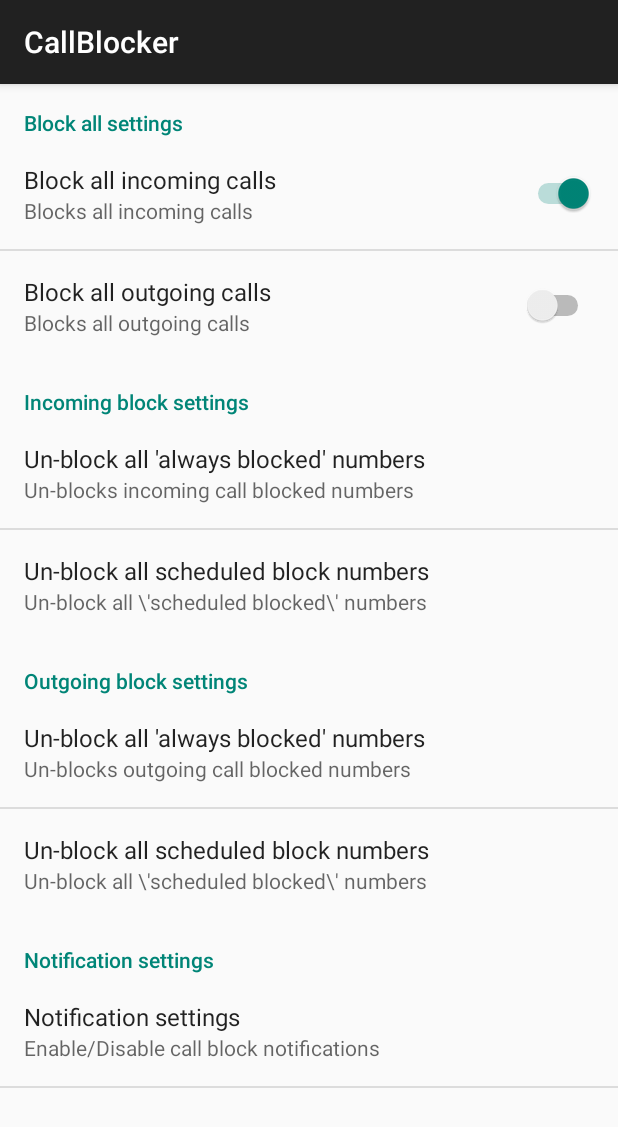
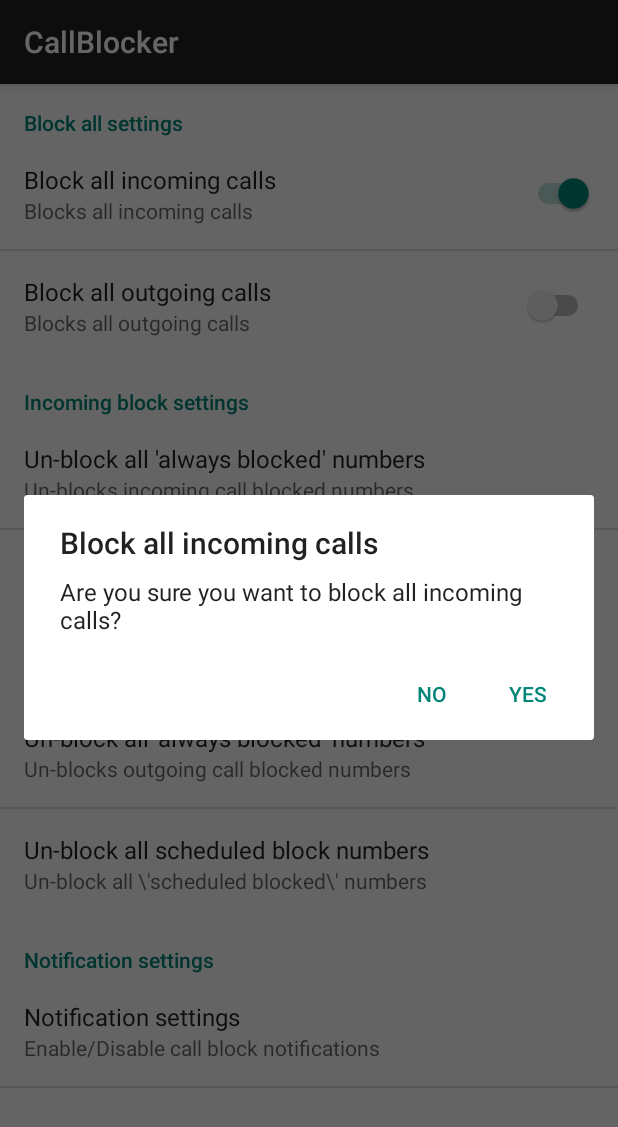
Before and after one commit to btesf/ScheduledCallBlocker, an Android app: the fragment SettingFragment placed in its activity, after a tap on "Block all incoming calls", on a phone screen of 412 x 824 dp. Shown: the top 1127 px of the screen. Run offline under Robolectric (Android 15) with nearby library versions, the phone set to English and light mode, and no system bars; libraries missing offline, so code that uses them is left out: com.google.i18n.phonenumbers.

Commit message:
finished with confirmation dialogs for setting/preference fragment/page

```diff
--- a/app/build.gradle
+++ b/app/build.gradle
@@ -6,7 +6,7 @@ android {
 
     defaultConfig {
         applicationId "com.example.bereket.callblocker"
-        minSdkVersion 11
+        minSdkVersion 14
         targetSdkVersion 21
         versionCode 1
         versionName "1.0"
@@ -17,9 +17,11 @@ android {
             proguardFiles getDefaultProguardFile('proguard-android.txt'), 'proguard-rules.pro'
         }
     }
+    sourceSets { main { res.srcDirs = ['src/main/res', 'src/main/res/xml'] } }
 }
 
 dependencies {
     compile fileTree(dir: 'libs', include: ['*.jar'])
-    compile 'com.android.support:appcompat-v7:21.+'
+    compile 'com.android.support:appcompat-v7:22.2.1'
+    compile 'com.android.support:support-v4:22.2.1'
 }
--- a/app/src/main/java/com/example/bereket/callblocker/SettingFragment.java
+++ b/app/src/main/java/com/example/bereket/callblocker/SettingFragment.java
@@ -8,6 +8,7 @@ import android.os.Bundle;
 import android.preference.CheckBoxPreference;
 import android.preference.Preference;
 import android.preference.PreferenceFragment;
+import android.preference.SwitchPreference;
 import android.util.Log;
 import android.view.LayoutInflater;
 import android.view.View;
@@ -29,6 +30,8 @@ public class SettingFragment extends PreferenceFragment {
         //get the incoming block disable/enable checkbox key
         Preference incomigCallCheckBoxPreference = findPreference("disable_incoming_block_notification_pref_key");
         Preference outgoigCallCheckBoxPreference = findPreference("disable_outgoing_block_notification_pref_key");
+        Preference blockAllIncomingCallSwitchPreference = findPreference("block_all_incoming_numbers_pref_key");
+        Preference blockAllOutgoingCallSwitchPreference = findPreference("block_all_outgoing_numbers_pref_key");
 
      /* preference.setOnPreferenceClickListener(new Preference.OnPreferenceClickListener() {
             @Override
@@ -38,6 +41,72 @@ public class SettingFragment extends PreferenceFragment {
                 return false;
             }
         });*/
+
+        blockAllIncomingCallSwitchPreference.setOnPreferenceChangeListener(new Preference.OnPreferenceChangeListener() {
+            @Override
+            public boolean onPreferenceChange(final Preference preference, Object o) {
+                //if enable is selected show an confirmation dialog and get confirmation from the user
+                if (((Boolean) o).equals(Boolean.TRUE)) {
+
+                    AlertDialog.Builder builder = new AlertDialog.Builder(getActivity());
+                    builder.setTitle(R.string.confirm_block_all_incoming_calls_title);
+                    builder.setMessage(R.string.confirm_block_all_incoming_calls);
+                    builder.setCancelable(true);
+                    builder.setPositiveButton(R.string.yes_text, new DialogInterface.OnClickListener() {
+                        @Override
+                        public void onClick(DialogInterface dialog, int which) {
+
+                            ((SwitchPreference) preference).setChecked(true);
+                        }
+                    });
+
+                    builder.setNegativeButton(R.string.no_text, new DialogInterface.OnClickListener() {
+                        @Override
+                        public void onClick(DialogInterface dialog, int which) {
+
+                            ((SwitchPreference) preference).setChecked(false);
+                        }
+                    });
+
+                    builder.show();
+                }
+
+                return true;
+            }
+        });
+
+        blockAllOutgoingCallSwitchPreference.setOnPreferenceChangeListener(new Preference.OnPreferenceChangeListener() {
+            @Override
+            public boolean onPreferenceChange(final Preference preference, Object o) {
+                //if enable is selected show an confirmation dialog and get confirmation from the user
+                if (((Boolean) o).equals(Boolean.TRUE)) {
+
+                    AlertDialog.Builder builder = new AlertDialog.Builder(getActivity());
+                    builder.setTitle(R.string.confirm_block_all_outgoing_calls_title);
+                    builder.setMessage(R.string.confirm_block_all_outgoing_calls);
+                    builder.setCancelable(true);
+                    builder.setPositiveButton(R.string.yes_text, new DialogInterface.OnClickListener() {
+                        @Override
+                        public void onClick(DialogInterface dialog, int which) {
+
+                            ((SwitchPreference) preference).setChecked(true);
+                        }
+                    });
+
+                    builder.setNegativeButton(R.string.no_text, new DialogInterface.OnClickListener() {
+                        @Override
+                        public void onClick(DialogInterface dialog, int which) {
+
+                            ((SwitchPreference) preference).setChecked(false);
+                        }
+                    });
+
+                    builder.show();
+                }
+
+                return true;
+            }
+        });
 
         incomigCallCheckBoxPreference.setOnPreferenceChangeListener(new Preference.OnPreferenceChangeListener() {
             @Override
--- a/app/src/main/res/values/strings.xml
+++ b/app/src/main/res/values/strings.xml
@@ -91,10 +91,17 @@
     <string name="cancel">Cancel</string>
     <string name="clear">Unblock</string>
     <string name="clearValue">clearValue</string>
-    <string name="confirm_disable_incoming_call_notification">Are you sure you want to disable blocked incoming call notification? You may not know when an incoming call is blocked. </string>
-    <string name="confirm_disable_incoming_call_notification_title">Disable incoming call notification</string>
-    <string name="confirm_disable_outgoing_call_notification">Are you sure you want to disable blocked outgoing call notification? You may not know when an outgoing call is blocked. </string>
-    <string name="confirm_disable_outgoing_call_notification_title">Disable outgoing call notification</string>
+    <string name="confirm_disable_incoming_call_notification">Are you sure? You may not know when an incoming call is blocked. </string>
+    <string name="confirm_disable_incoming_call_notification_title">Disable notification</string>
+    <string name="confirm_disable_outgoing_call_notification">Are you sure? You may not know when an outgoing call is blocked. </string>
+    <string name="confirm_disable_outgoing_call_notification_title">Disable notification</string>
+
+    <string name="confirm_block_all_incoming_calls">Are you sure you want to block all incoming calls?</string>
+    <string name="confirm_block_all_incoming_calls_title">Block all incoming calls</string>
+
+    <string name="confirm_block_all_outgoing_calls">Are you sure you want to block all outgoing calls?</string>
+    <string name="confirm_block_all_outgoing_calls_title">Block all outgoing calls</string>
+
     <string name="yes_text">Yes</string>
     <string name="no_text">No</string>
 </resources>
```
